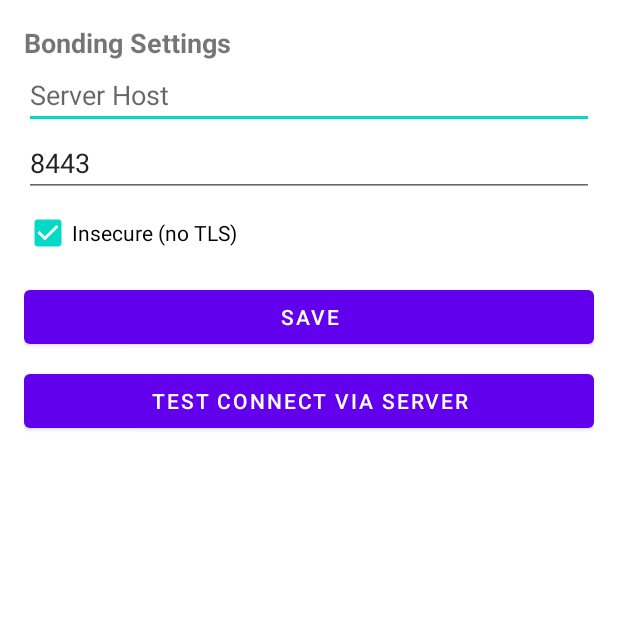
After one commit to swoet/Dual-WAN-Mobile-Bonding, an Android app: the SettingsActivity screen opened directly, with no data from a screen before it, on a phone screen of 412 x 824 dp, the top half of it. The commit adds this screen. Run offline under Robolectric (Android 15) with nearby library versions, the phone set to English and light mode, and no system bars; 2 statements that could not run were skipped.

Commit message:
feat(android): add Settings screen and bonding server CONNECT test; wire Settings button

```diff
--- a/app/android/app/src/main/AndroidManifest.xml
+++ b/app/android/app/src/main/AndroidManifest.xml
@@ -25,6 +25,10 @@
             </intent-filter>
         </activity>
 
+        <activity
+            android:name=".SettingsActivity"
+            android:exported="false" />
+
         <service
             android:name=".VpnTunnelService"
             android:permission="android.permission.BIND_VPN_SERVICE"
--- a/app/android/app/src/main/java/com/example/dualwan/MainActivity.kt
+++ b/app/android/app/src/main/java/com/example/dualwan/MainActivity.kt
@@ -59,6 +59,9 @@ class MainActivity : AppCompatActivity() {
         startButton.setOnClickListener { prepareAndStartVpn() }
         stopButton.setOnClickListener { stopVpnService() }
         findViewById<Button>(R.id.test_download).setOnClickListener { startTestDownload() }
+        findViewById<Button>(R.id.open_settings).setOnClickListener {
+            startActivity(Intent(this, SettingsActivity::class.java))
+        }
 
         maybeRequestNotificationPermission()
 
--- /dev/null
+++ b/app/android/app/src/main/java/com/example/dualwan/SettingsActivity.kt
@@ -0,0 +1,57 @@
+package com.example.dualwan
+
+import android.os.Bundle
+import android.widget.Button
+import android.widget.CheckBox
+import android.widget.EditText
+import android.widget.TextView
+import androidx.appcompat.app.AppCompatActivity
+import kotlinx.coroutines.CoroutineScope
+import kotlinx.coroutines.Dispatchers
+import kotlinx.coroutines.launch
+
+class SettingsActivity : AppCompatActivity() {
+    private lateinit var hostEdit: EditText
+    private lateinit var portEdit: EditText
+    private lateinit var insecureCheck: CheckBox
+    private lateinit var statusText: TextView
+
+    private lateinit var settings: SettingsManager
+
+    override fun onCreate(savedInstanceState: Bundle?) {
+        super.onCreate(savedInstanceState)
+        setContentView(R.layout.activity_settings)
+        supportActionBar?.title = getString(R.string.settings_title)
+
+        settings = SettingsManager(this)
+
+        hostEdit = findViewById(R.id.server_host)
+        portEdit = findViewById(R.id.server_port)
+        insecureCheck = findViewById(R.id.insecure)
+        statusText = findViewById(R.id.status)
+
+        hostEdit.setText(settings.serverHost)
+        portEdit.setText(settings.serverPort.toString())
+        insecureCheck.isChecked = settings.insecure
+
+        findViewById<Button>(R.id.save).setOnClickListener {
+            settings.serverHost = hostEdit.text.toString().trim()
+            settings.serverPort = portEdit.text.toString().toIntOrNull() ?: 8443
+            settings.insecure = insecureCheck.isChecked
+            statusText.text = "Saved"
+        }
+
+        findViewById<Button>(R.id.test_connect).setOnClickListener {
+            val host = hostEdit.text.toString().trim()
+            val port = portEdit.text.toString().toIntOrNull() ?: 8443
+            val insecure = insecureCheck.isChecked
+            statusText.text = "Testing..."
+            CoroutineScope(Dispatchers.IO).launch {
+                val ok = BondingClient.testConnect(this@SettingsActivity, host, port, insecure)
+                runOnUiThread {
+                    statusText.text = if (ok) "OK (CONNECT example.com:443 succeeded)" else "Failed"
+                }
+            }
+        }
+    }
+}
--- /dev/null
+++ b/app/android/app/src/main/java/com/example/dualwan/SettingsManager.kt
@@ -0,0 +1,19 @@
+package com.example.dualwan
+
+import android.content.Context
+
+class SettingsManager(context: Context) {
+    private val prefs = context.getSharedPreferences("dualwan_prefs", Context.MODE_PRIVATE)
+
+    var serverHost: String
+        get() = prefs.getString("server_host", "") ?: ""
+        set(value) = prefs.edit().putString("server_host", value).apply()
+
+    var serverPort: Int
+        get() = prefs.getInt("server_port", 8443)
+        set(value) = prefs.edit().putInt("server_port", value).apply()
+
+    var insecure: Boolean
+        get() = prefs.getBoolean("insecure", true)
+        set(value) = prefs.edit().putBoolean("insecure", value).apply()
+}
--- /dev/null
+++ b/app/android/app/src/main/res/layout/activity_settings.xml
@@ -0,0 +1,61 @@
+<?xml version="1.0" encoding="utf-8"?>
+<ScrollView xmlns:android="http://schemas.android.com/apk/res/android"
+    android:layout_width="match_parent"
+    android:layout_height="match_parent">
+
+    <LinearLayout
+        android:layout_width="match_parent"
+        android:layout_height="wrap_content"
+        android:orientation="vertical"
+        android:padding="16dp">
+
+        <TextView
+            android:layout_width="wrap_content"
+            android:layout_height="wrap_content"
+            android:text="@string/settings_title"
+            android:textStyle="bold"
+            android:textSize="18sp" />
+
+        <EditText
+            android:id="@+id/server_host"
+            android:layout_width="match_parent"
+            android:layout_height="wrap_content"
+            android:hint="@string/settings_server_host"
+            android:inputType="text"/>
+
+        <EditText
+            android:id="@+id/server_port"
+            android:layout_width="match_parent"
+            android:layout_height="wrap_content"
+            android:hint="@string/settings_server_port"
+            android:inputType="number"/>
+
+        <CheckBox
+            android:id="@+id/insecure"
+            android:layout_width="wrap_content"
+            android:layout_height="wrap_content"
+            android:text="@string/settings_insecure"/>
+
+        <Button
+            android:id="@+id/save"
+            android:layout_width="match_parent"
+            android:layout_height="wrap_content"
+            android:text="@string/settings_save"
+            android:layout_marginTop="8dp"/>
+
+        <Button
+            android:id="@+id/test_connect"
+            android:layout_width="match_parent"
+            android:layout_height="wrap_content"
+            android:text="@string/settings_test_connect"
+            android:layout_marginTop="8dp"/>
+
+        <TextView
+            android:id="@+id/status"
+            android:layout_width="match_parent"
+            android:layout_height="wrap_content"
+            android:text=""
+            android:layout_marginTop="12dp"/>
+
+    </LinearLayout>
+</ScrollView>
--- a/app/android/app/src/main/res/values/strings.xml
+++ b/app/android/app/src/main/res/values/strings.xml
@@ -1,3 +1,10 @@
 <resources>
     <string name="app_name">Dual-WAN</string>
+    <string name="btn_settings">Settings</string>
+    <string name="settings_title">Bonding Settings</string>
+    <string name="settings_server_host">Server Host</string>
+    <string name="settings_server_port">Server Port</string>
+    <string name="settings_insecure">Insecure (no TLS)</string>
+    <string name="settings_save">Save</string>
+    <string name="settings_test_connect">Test CONNECT via server</string>
 </resources>
```
Also changed, not shown: app/android/app/src/main/java/com/example/dualwan/BondingClient.kt (added, +59 -0 lines), app/android/app/src/main/res/layout/activity_main.xml (+7 -0 lines).
